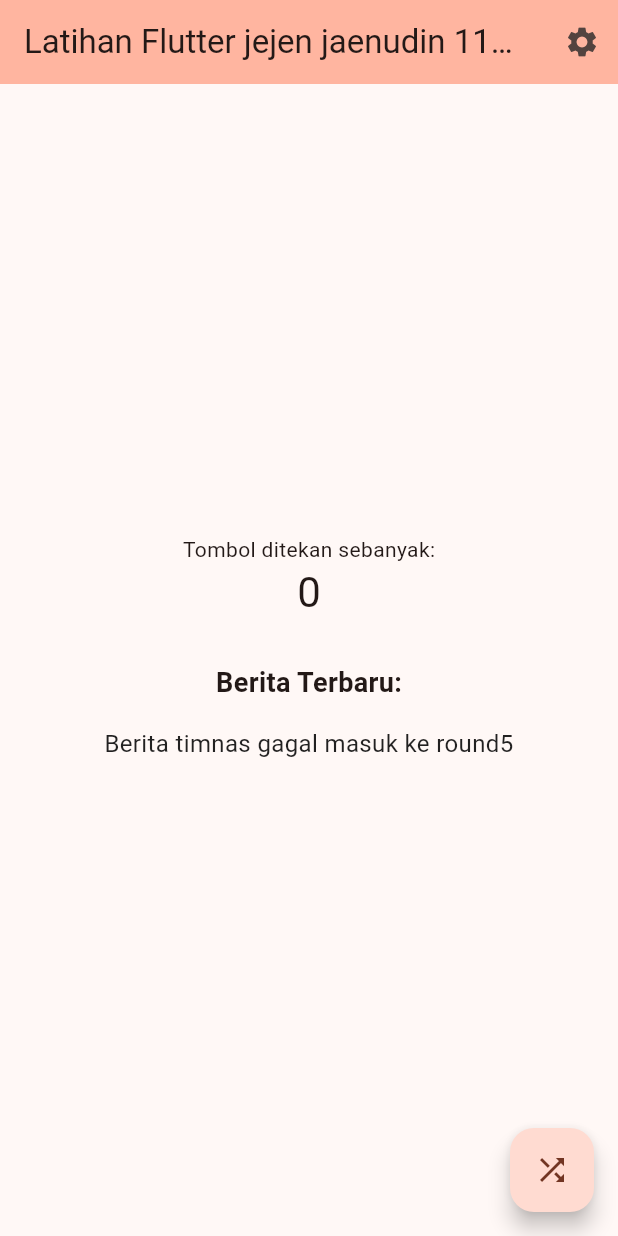
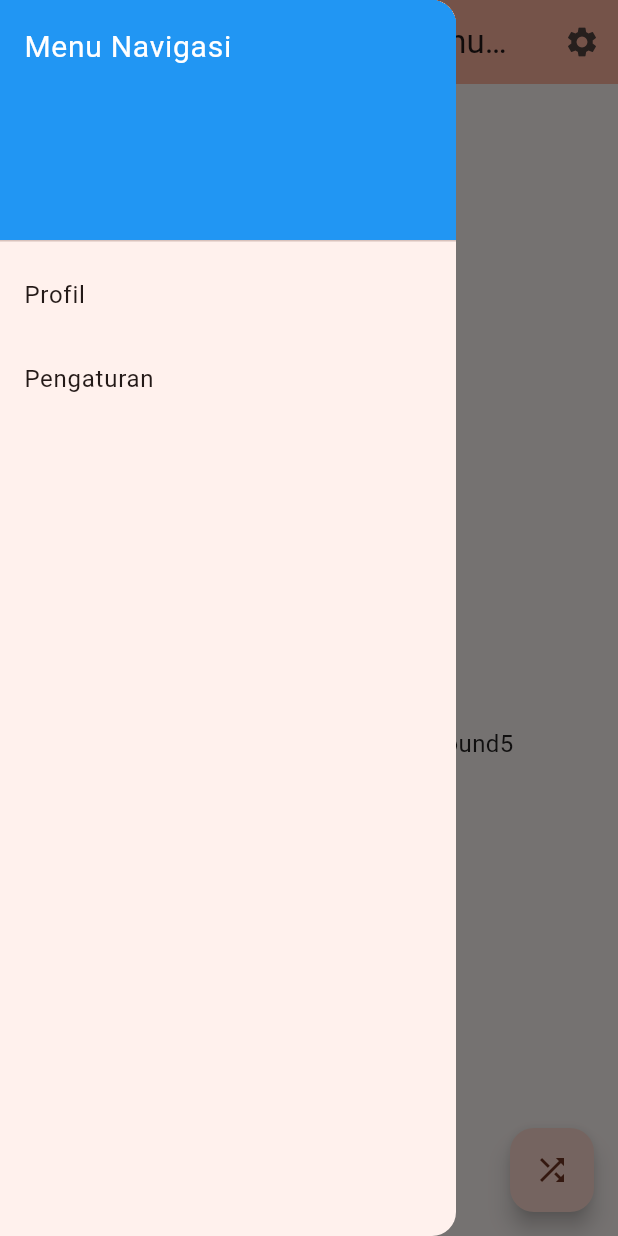
Before and after one commit to jejenjaenudin0895/Tugas_week_4_-1125170031-, a Flutter app: the screen it shows after launch, with the side drawer open (before the commit the screen has no drawer), on a phone screen of 412 x 824 dp. Run offline on Flutter 3.47's test engine with Material 3 defaults, Android fonts, the phone set to English and light mode, and no system bars.

Commit message:
Panel navigasi sisi kiri

```diff
--- a/lib/main.dart
+++ b/lib/main.dart
@@ -86,6 +86,21 @@ Widget build (BuildContext context){
           ),
         ],
     ),
+     drawer: Drawer(
+        child: ListView(
+          children: const [
+            DrawerHeader(
+              decoration: BoxDecoration(color: Colors.blue),
+              child: Text(
+                'Menu Navigasi',
+                style: TextStyle(color: Colors.white, fontSize: 20),
+              ),
+            ),
+            ListTile(title: Text('Profil')),
+            ListTile(title: Text('Pengaturan')),
+          ],
+        ),
+      ),
     body:Center(
       child: Column(
         mainAxisAlignment: MainAxisAlignment.center,
```
